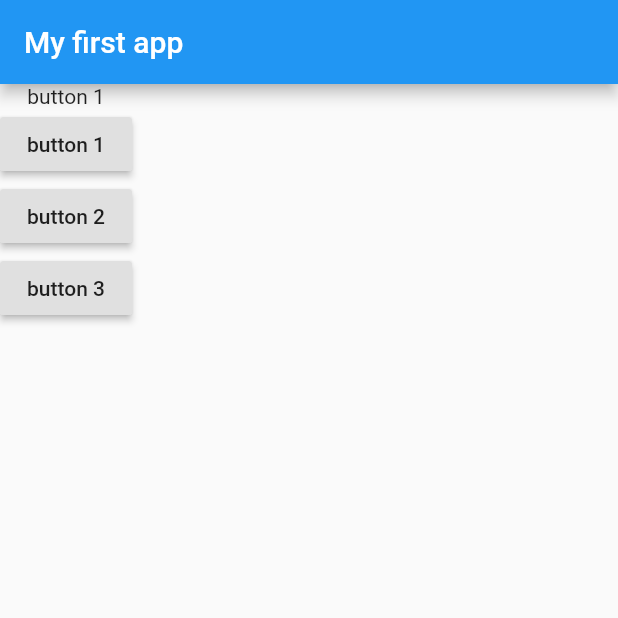
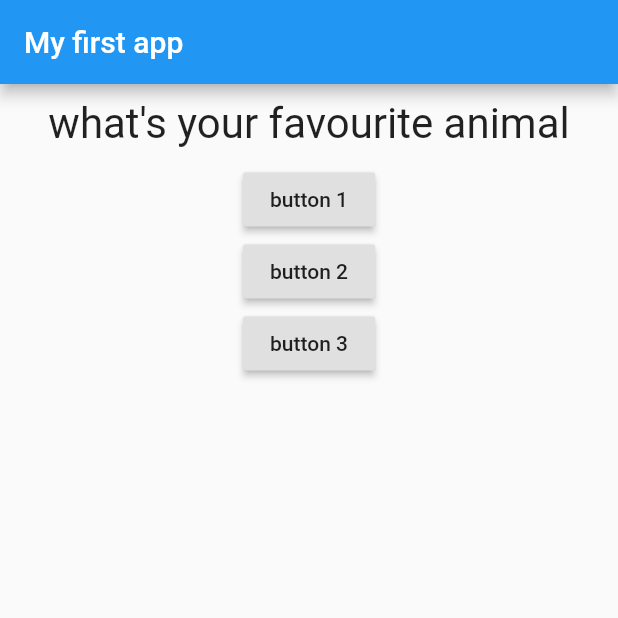
Before and after one commit to antwerpenR/flutter_complete_guide, a Flutter app: the screen it shows after launch, after a tap on "button 1", on a phone screen of 412 x 824 dp, the top half of it. Run offline on Flutter 3.47's test engine with Material 2 defaults, Android fonts, the phone set to English and light mode, and no system bars.

Commit message:
completed #42 with first styling

```diff
--- a/lib/main.dart
+++ b/lib/main.dart
@@ -1,4 +1,5 @@
 import 'package:flutter/material.dart';
+import 'package:flutter_complete_guide/Question.dart';
 
 // void main() {
 //   runApp(MyApp());
@@ -16,13 +17,18 @@ class MyApp extends StatefulWidget {
 
 class _MyAppState extends State<MyApp> {
   var _questionIndex = 0;
+  var questions = [
+    'what\'s your favourite colour',
+    'what\'s your favourite animal',
+    'question 03'
+  ];
   var buttons = ['button 0', 'button 1', 'button 2', 'button 3'];
 
   void _answerQuestion() {
     setState(() {
       _questionIndex += 1;
     });
-    print(_questionIndex);
+    print(questions[_questionIndex]);
   }
 
   @override
@@ -33,7 +39,7 @@ class _MyAppState extends State<MyApp> {
           title: Text('My first app'),
         ),
         body: Column(children: [
-          Text(buttons[_questionIndex]),
+          Question(questions[_questionIndex]),
           RaisedButton(
             child: Text(buttons[1]),
             onPressed: _answerQuestion,
--- /dev/null
+++ b/lib/question.dart
@@ -0,0 +1,19 @@
+import 'package:flutter/material.dart';
+
+class Question extends StatelessWidget {
+  final String questionText;
+
+  Question(this.questionText);
+
+  @override
+  Widget build(BuildContext context) {
+    return Container(
+        width: double.infinity,
+        margin: EdgeInsets.all(10),
+        child: Text(
+          questionText,
+          style: TextStyle(fontSize: 28),
+          textAlign: TextAlign.center,
+        ));
+  }
+}
```
